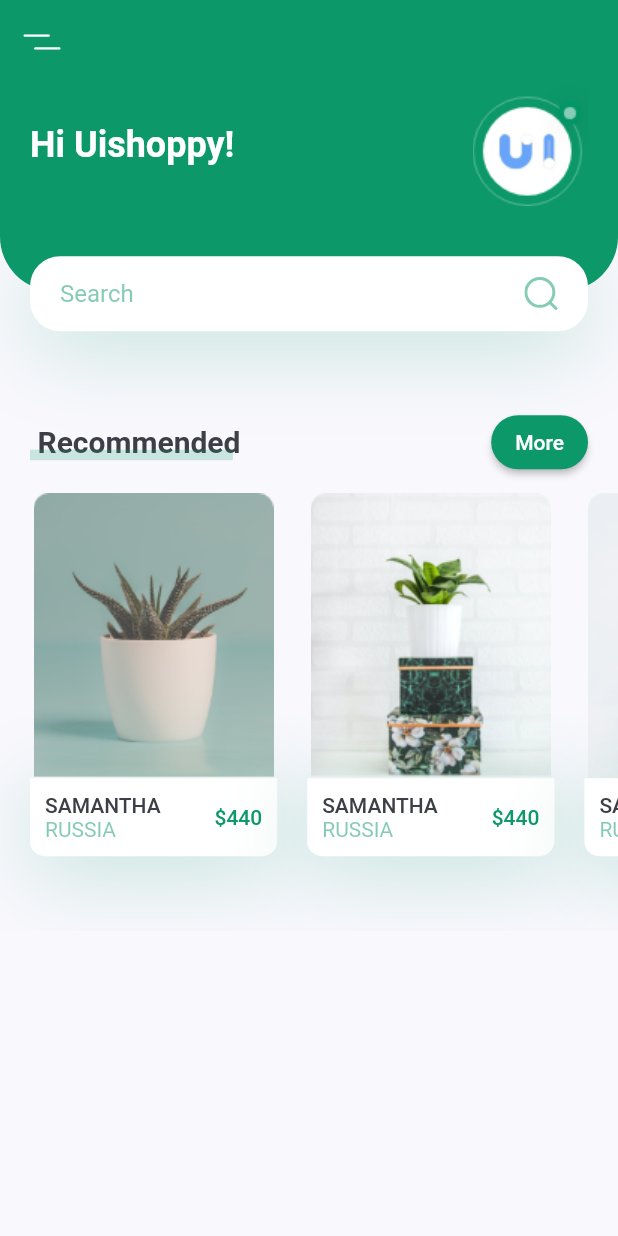
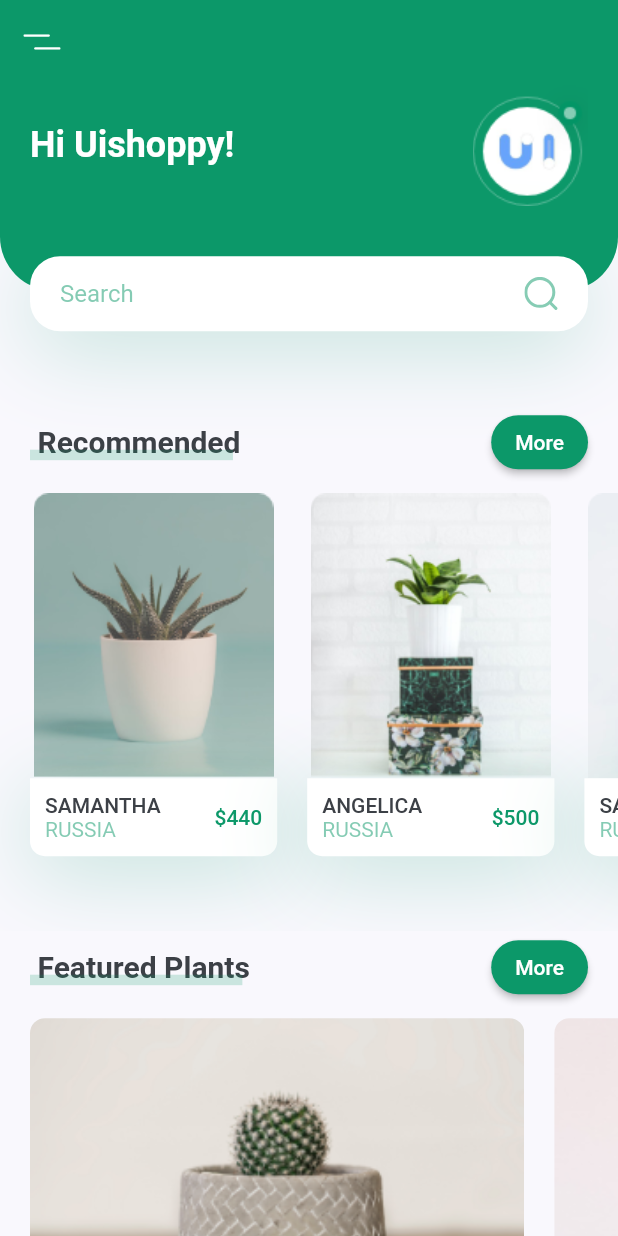
Before and after one commit to 2tanayk/PlantAppUI, a Flutter app: the screen it shows after launch, on a phone screen of 412 x 824 dp. Run offline on Flutter 3.47's test engine with Material 2 defaults, Android fonts, the phone set to English and light mode, and no system bars; our stand-ins replace flutter_svg.

Commit message:
add FeaturedPlants

```diff
--- a/lib/screens/home/components/body.dart
+++ b/lib/screens/home/components/body.dart
@@ -1,4 +1,5 @@
 import 'package:flutter/material.dart';
+import 'package:plant_app/constants.dart';
 
 import 'header_with_searchbox.dart';
 import 'recommended_plants.dart';
@@ -15,8 +16,64 @@ class Body extends StatelessWidget {
           HeaderWithSearchBox(size: size),
           TitleWithMoreBtn(title: "Recommended", onMoreBtnPressed: () {}),
           RecommendedPlants(),
+          TitleWithMoreBtn(title: "Featured Plants", onMoreBtnPressed: () {}),
+          FeaturedPlants(),
         ],
       ),
     );
   }
 }
+
+class FeaturedPlants extends StatelessWidget {
+  const FeaturedPlants({
+    Key? key,
+  }) : super(key: key);
+
+  @override
+  Widget build(BuildContext context) {
+    return SingleChildScrollView(
+      scrollDirection: Axis.horizontal,
+      child: Row(
+        children: [
+          FeaturedPlantCard(image: "assets/images/bottom_img_1.png", press: () {}),
+          FeaturedPlantCard(image: "assets/images/bottom_img_2.png", press: () {}),
+        ],
+      ),
+    );
+  }
+}
+
+class FeaturedPlantCard extends StatelessWidget {
+  const FeaturedPlantCard({
+    Key? key,
+    required this.image,
+    required this.press,
+  }) : super(key: key);
+
+  final String image;
+  final VoidCallback press;
+
+  @override
+  Widget build(BuildContext context) {
+    Size size = MediaQuery.of(context).size;
+    return GestureDetector(
+      onTap: press,
+      child: Container(
+        margin: EdgeInsets.only(
+          left: kDefaultPadding,
+          top: kDefaultPadding / 2,
+          bottom: kDefaultPadding / 2,
+        ),
+        width: size.width * 0.8,
+        height: 185,
+        decoration: BoxDecoration(
+          borderRadius: BorderRadius.circular(10),
+          image: DecorationImage(
+            fit: BoxFit.cover,
+            image: AssetImage(image),
+          ),
+        ),
+      ),
+    );
+  }
+}
--- a/lib/screens/home/components/recommended_plants.dart
+++ b/lib/screens/home/components/recommended_plants.dart
@@ -21,9 +21,9 @@ class RecommendedPlants extends StatelessWidget {
               press: () {}),
           RecommendPlantCard(
               image: "assets/images/image_2.png",
-              title: "Samantha",
+              title: "Angelica",
               country: "Russia",
-              price: 440,
+              price: 500,
               press: () {}),
           RecommendPlantCard(
               image: "assets/images/image_3.png",
```
Also changed, not shown: assets/images/bottom_img_1.png (added), assets/images/bottom_img_2.png (added).
